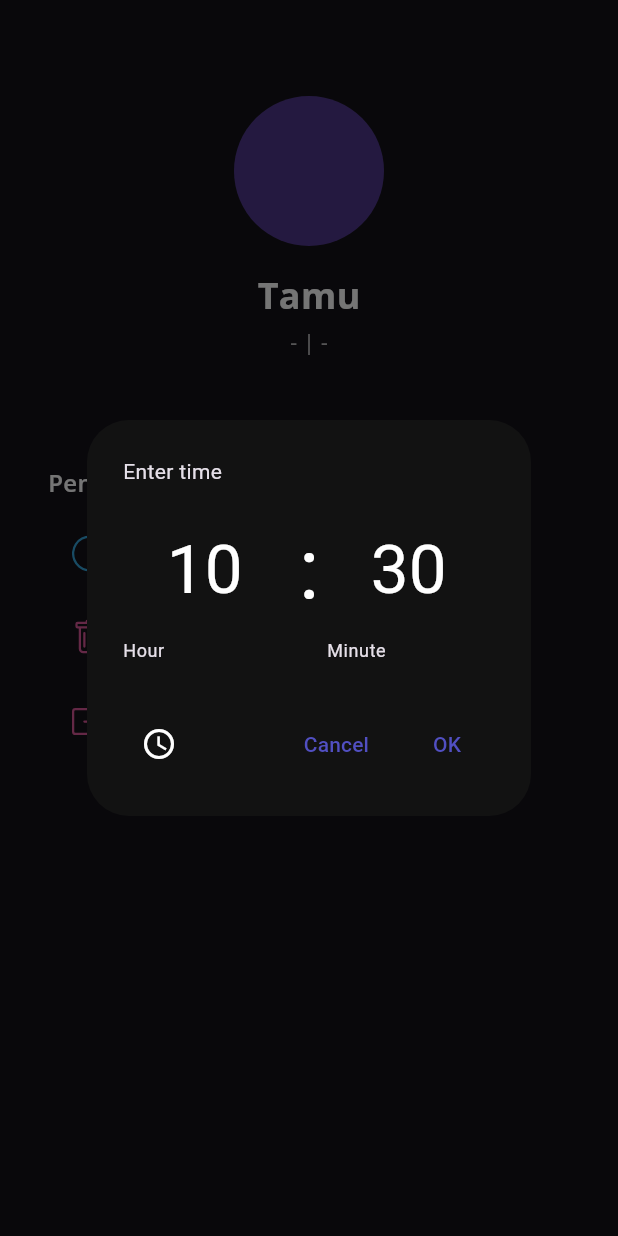
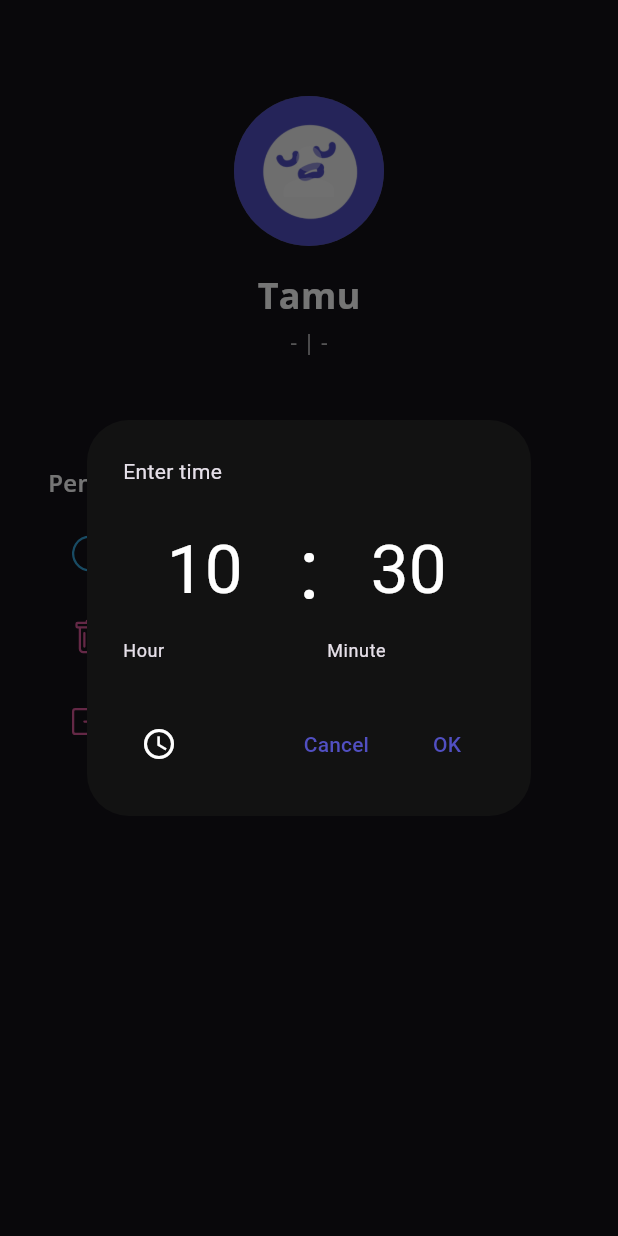
Before and after one commit to TURU-template/TURU-Flutter, a Flutter app: the ProfilPage widget shown alone on an empty page, opened directly, after a tap on "Setel Pengingat Tidur", on a phone screen of 412 x 824 dp. Run offline on Flutter 3.47's test engine with Material 3 defaults, Android fonts, the light colour scheme and no system bars; our stand-ins replace audioplayers, bootstrap_icons, fl_chart, flutter_local_notifications, flutter_svg, google_fonts and 5 more; missing offline and left inert: bcrypt, dotenv, mysql_client; accounts and stored records are empty.

Commit message:
Update profil.dart

```diff
--- a/turu_mobile/lib/pages/profil.dart
+++ b/turu_mobile/lib/pages/profil.dart
@@ -1,15 +1,12 @@
-import 'dart:async'; // Import async for Timer
-import 'dart:io';
+import 'dart:async';
 import 'package:flutter/material.dart';
 import 'package:bootstrap_icons/bootstrap_icons.dart';
-import '../../main.dart'; // Keep for TuruColors
-import 'package:image_picker/image_picker.dart';
+import '../../main.dart';
 import 'package:shared_preferences/shared_preferences.dart';
-import 'package:permission_handler/permission_handler.dart';
-import '../services/notification_service.dart'; // Import NotificationService
-import 'package:timezone/timezone.dart'
-    as tz; // Import timezone for calculations
-import '../services/auth.dart'; // Import AuthService for logout
+import '../services/notification_service.dart';
+import 'package:timezone/timezone.dart' as tz;
+import '../services/auth.dart';
+import 'package:flutter/foundation.dart' show kIsWeb;
 
 class ProfilPage extends StatefulWidget {
   const ProfilPage({Key? key}) : super(key: key);
@@ -19,65 +16,36 @@ class ProfilPage extends StatefulWidget {
 }
 
 class _ProfilPageState extends State<ProfilPage> {
-  File? _profileImage;
   final String _reminderPrefsKeyHour = 'sleep_reminder_hour';
   final String _reminderPrefsKeyMinute = 'sleep_reminder_minute';
-  final int _reminderNotificationId =
-      0; // Unique ID for the reminder notification
+  final int _reminderNotificationId = 0;
 
   TimeOfDay? _reminderTime;
   Timer? _countdownTimer;
   String _countdownText = '';
   final NotificationService _notificationService = NotificationService();
 
-  // --- START PERBAIKAN ---
-  // Deklarasikan userData sebagai properti state agar dapat diakses di seluruh kelas
-  Map<String, dynamic>? _loggedInUserData; // Gunakan _ untuk konvensi private
-  // --- END PERBAIKAN ---
+  Map<String, dynamic>? _loggedInUserData;
+  DateTime _lastProfileDataLoadTime = DateTime.now();
 
   @override
   void initState() {
     super.initState();
-    _loadProfileImage();
-    _loadReminderTime(); // Load reminder time on init
-    // --- START PERBAIKAN ---
-    // Panggil _loadUserData untuk mendapatkan data pengguna
+    _loadReminderTime();
     _loadUserData();
-    // --- END PERBAIKAN ---
   }
 
-  // --- START PERBAIKAN ---
-  // Fungsi baru untuk memuat data pengguna dari AuthService
   void _loadUserData() {
     setState(() {
       _loggedInUserData = AuthService().getCurrentUser();
+      _lastProfileDataLoadTime = DateTime.now();
     });
-    // Opsional: Lakukan logging untuk memastikan data terbaca
-    if (_loggedInUserData != null) {
-      print('Data pengguna dimuat di ProfilPage: ${_loggedInUserData!['username']}');
-      _loggedInUserData!.forEach((key, value) { // Iterasi dan cetak setiap kunci-nilai
-      print('$key: $value (${value.runtimeType})');
-    });
-    } else {
-      print('Pengguna belum login atau data tidak tersedia saat ProfilPage dimuat.');
   }
-  }
-  // --- END PERBAIKAN ---
 
   @override
   void dispose() {
-    _countdownTimer?.cancel(); // Cancel timer when widget is disposed
+    _countdownTimer?.cancel();
     super.dispose();
-  }
-
-  Future<void> _loadProfileImage() async {
-    final prefs = await SharedPreferences.getInstance();
-    final path = prefs.getString('profile_image_path');
-    if (path != null) {
-      setState(() {
-        _profileImage = File(path);
-      });
-    }
   }
 
   void _showConfirmationDialog({
@@ -88,8 +56,7 @@ class _ProfilPageState extends State<ProfilPage> {
   }) {
     showDialog(
       context: context,
-      builder:
-          (_) => AlertDialog(
+      builder: (_) => AlertDialog(
         backgroundColor: TuruColors.darkblue,
         shape: RoundedRectangleBorder(
           borderRadius: BorderRadius.circular(8),
@@ -143,65 +110,6 @@ class _ProfilPageState extends State<ProfilPage> {
     );
   }
 
-  // Fungsi untuk ambil gambar, sudah minta izin kamera
-  Future<void> _pickImage(ImageSource source) async {
-    if (source == ImageSource.camera) {
-      var status = await Permission.camera.status;
-      if (!status.isGranted) {
-        status = await Permission.camera.request();
-        if (!status.isGranted) {
-          ScaffoldMessenger.of(
-            context,
-          ).showSnackBar(const SnackBar(content: Text('Izin kamera ditolak')));
-          return;
-        }
-      }
-    }
-
-    final picker = ImagePicker();
-    final pickedFile = await picker.pickImage(source: source);
-
-    if (pickedFile != null) {
-      setState(() {
-        _profileImage = File(pickedFile.path);
-      });
-      final prefs = await SharedPreferences.getInstance();
-      await prefs.setString('profile_image_path', pickedFile.path);
-    }
-  }
-
-  void _showPickImageDialog() {
-    showModalBottomSheet(
-      context: context,
-      builder: (BuildContext context) {
-        return SafeArea(
-          child: Wrap(
-            children: <Widget>[
-              ListTile(
-                leading: const Icon(Icons.photo_camera),
-                title: const Text('Kamera'),
-                onTap: () {
-                  Navigator.of(context).pop();
-                  _pickImage(ImageSource.camera);
-                },
-              ),
-              ListTile(
-                leading: const Icon(Icons.photo_library),
-                title: const Text('Galeri'),
-                onTap: () {
-                  Navigator.of(context).pop();
-                  _pickImage(ImageSource.gallery);
-                },
-              ),
-            ],
-          ),
-        );
-      },
-    );
-  }
-
-  // --- Reminder Functions ---
-
   Future<void> _loadReminderTime() async {
     final prefs = await SharedPreferences.getInstance();
     final hour = prefs.getInt(_reminderPrefsKeyHour);
@@ -211,7 +119,7 @@ class _ProfilPageState extends State<ProfilPage> {
       setState(() {
         _reminderTime = TimeOfDay(hour: hour, minute: minute);
       });
-      _startCountdown(); // Start countdown if time is loaded
+      _startCountdown();
     }
   }
 
@@ -230,9 +138,9 @@ class _ProfilPageState extends State<ProfilPage> {
       _reminderTime = null;
       _countdownText = '';
     });
-    ScaffoldMessenger.of(
-      context,
-    ).showSnackBar(const SnackBar(content: Text("Pengingat tidur dihapus.")));
+    ScaffoldMessenger.of(context).showSnackBar(
+      const SnackBar(content: Text("Pengingat tidur dihapus.")),
+    );
   }
 
   Future<void> _selectTime(BuildContext context) async {
@@ -356,7 +264,6 @@ class _ProfilPageState extends State<ProfilPage> {
     return "$hours:$minutes:$seconds";
   }
 
-  // Add logout helper: call AuthService.logout and clear stored prefs
   Future<void> _performLogout() async {
     await AuthService().logout();
     final prefs = await SharedPreferences.getInstance();
@@ -368,9 +275,6 @@ class _ProfilPageState extends State<ProfilPage> {
 
   @override
   Widget build(BuildContext context) {
-    // --- START PERBAIKAN ---
-    // Ambil data pengguna di sini sebelum digunakan di UI
-    // Pastikan _loggedInUserData tidak null sebelum mengakses propertinya
     final String username = _loggedInUserData?['username'] ?? 'Tamu';
     final String? rawGender = _loggedInUserData?['jk'] ?? '-';
     String gender;
@@ -382,7 +286,12 @@ class _ProfilPageState extends State<ProfilPage> {
       gender = '-';
     }
     final String birthDate = _loggedInUserData?['tanggalLahir'] ?? '-';
-    // --- END PERBAIKAN ---
+    final String? profileImageUrl = _loggedInUserData?['profilePictureUrl'];
+
+    String fullProfileImageUrl = '';
+    if (profileImageUrl != null && profileImageUrl.isNotEmpty) {
+      fullProfileImageUrl = '${AuthService.getBaseUrl()}$profileImageUrl';
+    }
 
     return SingleChildScrollView(
       padding: const EdgeInsets.symmetric(horizontal: 32),
@@ -390,27 +299,29 @@ class _ProfilPageState extends State<ProfilPage> {
         children: [
           const SizedBox(height: 64),
           GestureDetector(
-            onTap: () {
-              Navigator.pushNamed(context, '/profile_details');
+            onTap: () async {
+              await Navigator.pushNamed(context, '/profile_details');
+              await AuthService().refreshCurrentUser(); // Panggil ini
+              _loadUserData();
             },
-            child: _profileImage != null
-                ? CircleAvatar(
+            child: CircleAvatar(
               radius: 50,
-                    backgroundImage: FileImage(_profileImage!),
-                  )
-                : const CircleAvatar(
-                    radius: 50,
-                    backgroundImage: AssetImage(
-                      'assets/images/LOGO_Turu.png',
-                    ),
+              backgroundColor: Colors.white24,
+              key: ValueKey(fullProfileImageUrl + _lastProfileDataLoadTime.toIso8601String()), // Update Key
+              backgroundImage: profileImageUrl != null && profileImageUrl.isNotEmpty
+                  ? NetworkImage(fullProfileImageUrl) as ImageProvider<Object>
+                  : const AssetImage('assets/images/LOGO_Turu.png') as ImageProvider<Object>,
+              child: (profileImageUrl == null || profileImageUrl.isEmpty)
+                  ? const Icon(Icons.person, color: Colors.white38, size: 50)
+                  : null,
             ),
           ),
           const SizedBox(height: 16),
-          Center( // Hapus const di sini karena ada nilai variabel
+          Center(
             child: Column(
               children: [
                 Text(
-                  username, // Gunakan variabel username yang sudah diperiksa null
+                  username,
                   style: const TextStyle(
                     fontSize: 24,
                     fontWeight: FontWeight.bold,
@@ -419,7 +330,7 @@ class _ProfilPageState extends State<ProfilPage> {
                 ),
                 const SizedBox(height: 4),
                 Text(
-                  '$gender | $birthDate', // Gunakan variabel gender dan birthDate
+                  '$gender | $birthDate',
                   style: const TextStyle(color: Colors.white70),
                 ),
               ],
@@ -446,8 +357,7 @@ class _ProfilPageState extends State<ProfilPage> {
             onTap: () => _showConfirmationDialog(
               context: context,
               title: "Yakin Hapus Data Tidur?",
-              description:
-                  "Data rekaman tidurmu akan dihapus secara permanen. Tindakan ini tidak bisa dibatalkan.",
+              description: "Data rekaman tidurmu akan dihapus secara permanen. Tindakan ini tidak bisa dibatalkan.",
               onConfirm: () {
                 ScaffoldMessenger.of(context).showSnackBar(
                   const SnackBar(content: Text("Data tidur dihapus.")),
@@ -462,8 +372,7 @@ class _ProfilPageState extends State<ProfilPage> {
             onTap: () => _showConfirmationDialog(
               context: context,
               title: "Yakin Log Out Akun?",
-              description:
-                  "Kamu akan keluar dari akun ini. Pastikan data kamu sudah tersimpan.",
+              description: "Kamu akan keluar dari akun ini. Pastikan data kamu sudah tersimpan.",
               onConfirm: _performLogout,
             ),
           ),
@@ -472,7 +381,6 @@ class _ProfilPageState extends State<ProfilPage> {
     );
   }
 
-  // Builds the UI section for the sleep reminder
   Widget _buildReminderSection() {
     if (_reminderTime == null) {
       return _settingItem(
```
Lines whose indentation alone changed are shown as unchanged.
